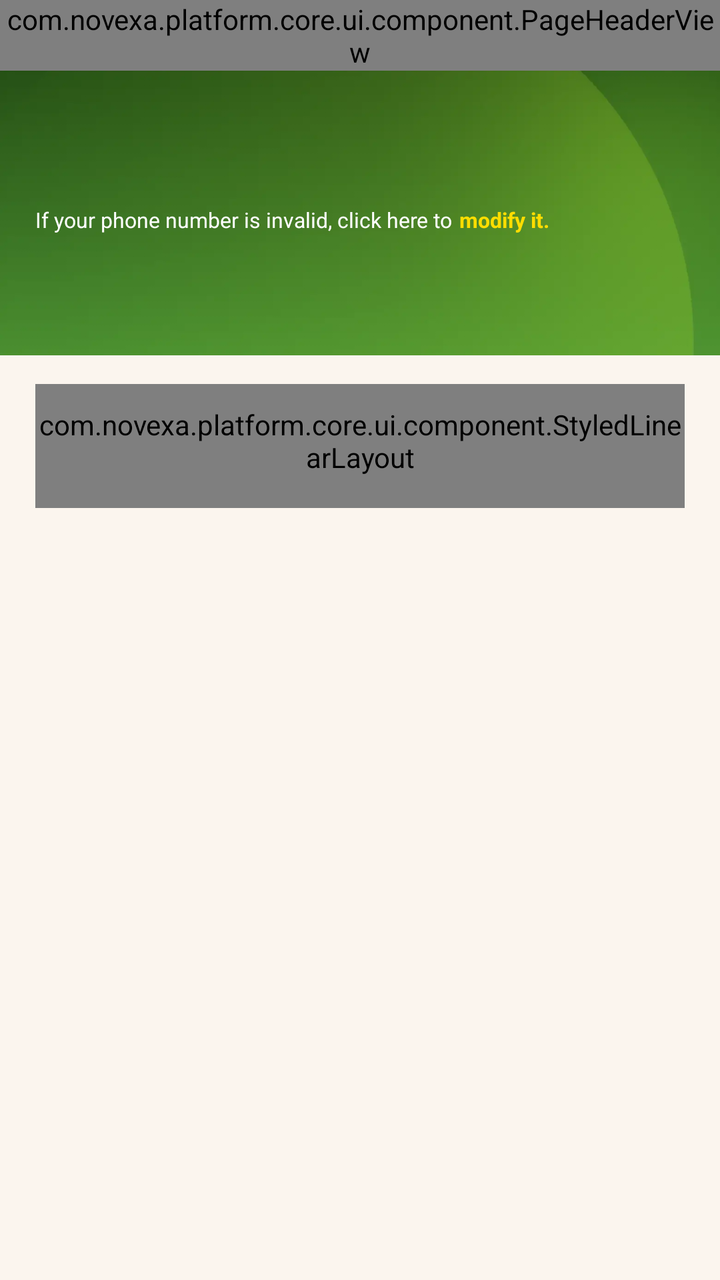
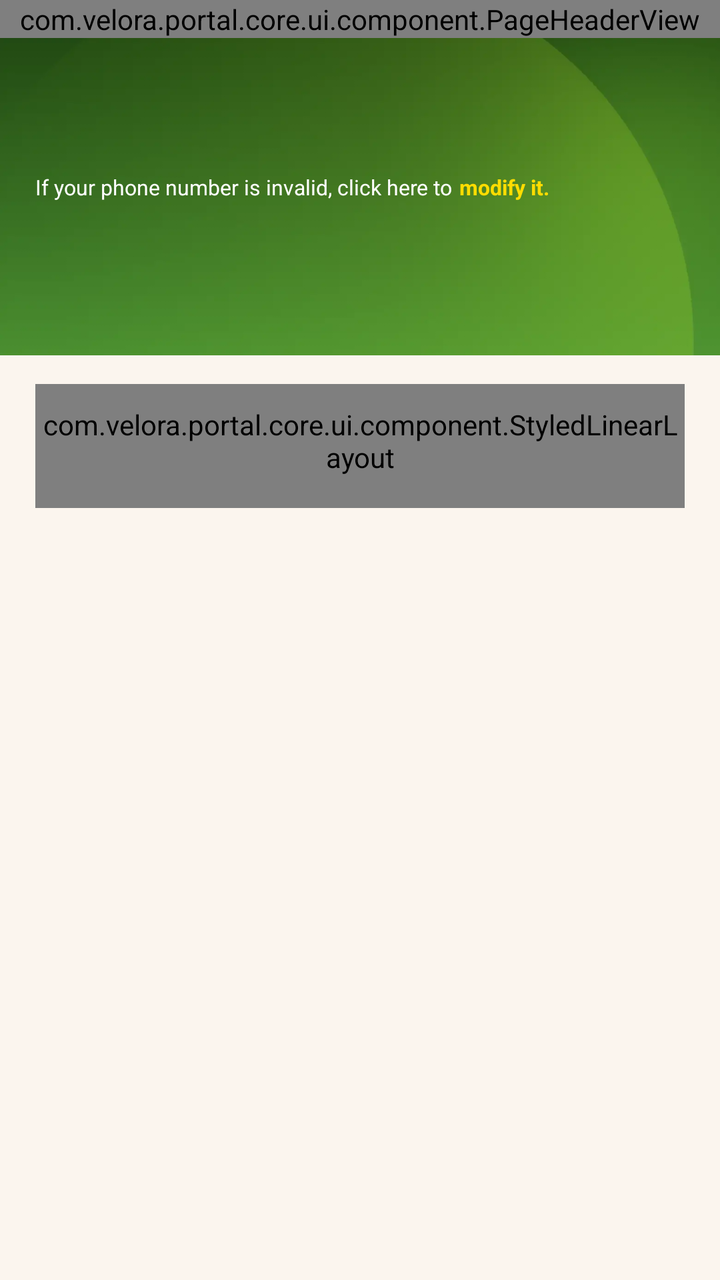

An Android layout rendered at two revisions. The XML below is the earlier revision; the diff shows what the commit changed to produce the second picture.
<!-- AndroidManifest.xml: application theme MyTheme -->
<!-- res/layout/activity_account_access.xml -->
<?xml version="1.0" encoding="utf-8"?>
<androidx.constraintlayout.widget.ConstraintLayout xmlns:android="http://schemas.android.com/apk/res/android"
    xmlns:app="http://schemas.android.com/apk/res-auto"
    android:id="@+id/accountAccessRoot"
    android:layout_width="match_parent"
    android:layout_height="match_parent"
    android:background="@color/page_bg_color1">

    <ImageView
        android:id="@+id/ivLoginTopBackground"
        android:layout_width="match_parent"
        android:layout_height="0dp"
        android:contentDescription="@null"
        android:scaleType="centerCrop"
        android:src="@mipmap/ic_login_top_bg"
        app:layout_constraintBottom_toTopOf="@id/loginHeaderBottom"
        app:layout_constraintTop_toTopOf="parent" />

    <Space
        android:id="@+id/loginHeaderMinHeight"
        android:layout_width="0dp"
        android:layout_height="@dimen/dp_192"
        app:layout_constraintStart_toStartOf="parent"
        app:layout_constraintTop_toTopOf="parent" />

    <com.novexa.platform.core.ui.component.PageHeaderView
        android:id="@+id/accessPageHeader"
        android:layout_width="match_parent"
        android:layout_height="wrap_content"
        app:layout_constraintTop_toTopOf="parent"
        app:navigationIconColor="@color/text_inverse" />

    <TextView
        android:id="@+id/tvAccessHeadline"
        android:layout_width="0dp"
        android:layout_height="wrap_content"
        android:layout_marginStart="@dimen/dp_20"
        android:layout_marginTop="@dimen/dp_30"
        android:layout_marginEnd="@dimen/dp_10"
        android:gravity="start"
        android:textColor="@color/text_inverse"
        android:textSize="@dimen/sp_28"
        android:textStyle="bold"
        app:layout_constraintEnd_toEndOf="parent"
        app:layout_constraintStart_toStartOf="parent"
        app:layout_constraintTop_toBottomOf="@id/accessPageHeader" />

    <LinearLayout
        android:id="@+id/loginPhoneHint"
        android:layout_width="0dp"
        android:layout_height="wrap_content"
        android:layout_marginStart="@dimen/dp_20"
        android:layout_marginTop="@dimen/dp_8"
        android:layout_marginEnd="@dimen/dp_10"
        android:gravity="center_vertical"
        android:orientation="horizontal"
        app:layout_constraintEnd_toEndOf="parent"
        app:layout_constraintStart_toStartOf="parent"
        app:layout_constraintTop_toBottomOf="@id/tvAccessHeadline">

        <TextView
            android:layout_width="wrap_content"
            android:layout_height="wrap_content"
            android:text="@string/login_invalid_phone_hint"
            android:textColor="@color/text_inverse"
            android:textSize="@dimen/sp_12" />

        <TextView
            android:layout_width="wrap_content"
            android:layout_height="wrap_content"
            android:layout_marginStart="@dimen/dp_4"
            android:text="@string/login_modify_phone"
            android:textColor="@color/badge_promotion"
            android:textSize="@dimen/sp_12"
            android:textStyle="bold" />
    </LinearLayout>

    <TextView
        android:id="@+id/tvOtpDescription"
        android:layout_width="0dp"
        android:layout_height="wrap_content"
        android:layout_marginStart="@dimen/dp_24"
        android:layout_marginTop="@dimen/dp_20"
        android:layout_marginEnd="@dimen/dp_24"
        android:gravity="center"
        android:textColor="@color/text_inverse"
        android:textSize="@dimen/sp_16"
        android:visibility="gone"
        app:layout_constraintEnd_toEndOf="parent"
        app:layout_constraintStart_toStartOf="parent"
        app:layout_constraintTop_toBottomOf="@id/accessPageHeader" />

    <androidx.constraintlayout.widget.Barrier
        android:id="@+id/loginHeaderBottom"
        android:layout_width="wrap_content"
        android:layout_height="wrap_content"
        app:barrierAllowsGoneWidgets="false"
        app:barrierDirection="bottom"
        app:barrierMargin="@dimen/dp_8"
        app:constraint_referenced_ids="loginHeaderMinHeight,loginPhoneHint,tvOtpDescription" />

    <androidx.core.widget.NestedScrollView
        android:id="@+id/accessFormScroll"
        android:layout_width="match_parent"
        android:layout_height="0dp"
        android:clipToPadding="false"
        android:fillViewport="false"
        android:paddingStart="@dimen/dp_20"
        android:paddingTop="@dimen/dp_16"
        android:paddingEnd="@dimen/dp_20"
        android:paddingBottom="@dimen/dp_24"
        app:layout_constraintBottom_toBottomOf="parent"
        app:layout_constraintTop_toTopOf="@id/loginHeaderBottom">

        <com.novexa.platform.core.ui.component.StyledLinearLayout
            android:layout_width="match_parent"
            android:layout_height="wrap_content"
            android:orientation="vertical"
            android:paddingTop="@dimen/dp_12"
            android:paddingBottom="@dimen/dp_18"
            app:radius="@dimen/dp_30"
            app:solidColor="@color/text_inverse">

            <com.novexa.platform.core.ui.component.FormItemView
                android:id="@+id/formPhone"
                android:layout_width="match_parent"
                android:layout_height="wrap_content"
                app:editMaxLength="11"
                app:errorText="@string/phone_number_required"
                app:hintText="@string/phone_number"
                app:inputBackgroundColor="@color/text_inverse"
                app:inputFocusedStrokeColor="@color/text_primary"
                app:inputStrokeColor="@color/border_default"
                app:inputType="phone"
                app:prefixText="+63"
                app:titleText="@string/phone_number" />

            <com.novexa.platform.core.ui.component.FormItemView
                android:id="@+id/formOtp"
                android:layout_width="match_parent"
                android:layout_height="wrap_content"
                android:visibility="gone"
                app:editMaxLength="10"
                app:errorText="@string/verification_code_required"
                app:hintText="@string/otp_enter"
                app:inputBackgroundColor="@color/text_inverse"
                app:inputFocusedStrokeColor="@color/text_primary"
                app:inputStrokeColor="@color/border_default"
                app:inputType="number"
                app:titleText="@string/otp" />

            <TextView
                android:id="@+id/tvResendOtp"
                android:layout_width="match_parent"
                android:layout_height="wrap_content"
                android:layout_marginTop="@dimen/dp_16"
                android:gravity="center"
                android:textColor="@color/text_secondary"
                android:textSize="@dimen/sp_14"
                android:visibility="gone" />

            <com.novexa.platform.core.ui.component.StatefulActionButton
                android:id="@+id/tvLogin"
                android:layout_width="match_parent"
                android:layout_height="@dimen/dp_54"
                android:layout_marginHorizontal="@dimen/dp_16"
                android:layout_marginTop="@dimen/dp_16"
                android:gravity="center"
                android:text="@string/lets_go"
                android:textSize="@dimen/sp_18"
                android:textStyle="bold"
                app:buttonRadius="@dimen/dp_16"
                app:buttonSolidColor="@color/brand_primary" />

            <LinearLayout
                android:layout_width="match_parent"
                android:layout_height="wrap_content"
                android:layout_marginStart="@dimen/dp_16"
                android:layout_marginTop="@dimen/dp_16"
                android:layout_marginEnd="@dimen/dp_16"
                android:gravity="top"
                android:orientation="horizontal">

                <com.novexa.platform.core.ui.component.SelectableImageView
                    android:id="@+id/cbAccept"
                    android:layout_width="@dimen/dp_20"
                    android:layout_height="@dimen/dp_20"
                    android:contentDescription="@null"
                    android:padding="@dimen/dp_2"
                    android:src="@mipmap/ic_check_normal"
                    app:srcSelected="@mipmap/ic_check_select" />

                <TextView
                    android:id="@+id/tvAccept"
                    android:layout_width="0dp"
                    android:layout_height="wrap_content"
                    android:layout_marginStart="@dimen/dp_8"
                    android:layout_weight="1"
                    android:text="@string/accept_policy"
                    android:textColor="@color/text_secondary"
                    android:textSize="@dimen/sp_12" />
            </LinearLayout>
        </com.novexa.platform.core.ui.component.StyledLinearLayout>
    </androidx.core.widget.NestedScrollView>
</androidx.constraintlayout.widget.ConstraintLayout>
<!-- resources referenced by this layout -->
<resources>
  <color name="badge_promotion">#FFDD00</color>
  <color name="border_default">#D2D5DA</color>
  <color name="brand_primary">#396401</color>
  <color name="page_bg_color1">#FBF5EE</color>
  <color name="text_inverse">#FFFFFFFF</color>
  <color name="text_primary">#111827</color>
  <color name="text_secondary">#6D7280</color>
  <dimen name="dp_10">10dp</dimen>
  <dimen name="dp_12">12dp</dimen>
  <dimen name="dp_16">16dp</dimen>
  <dimen name="dp_18">18dp</dimen>
  <dimen name="dp_192">192dp</dimen>
  <dimen name="dp_2">2dp</dimen>
  <dimen name="dp_20">20dp</dimen>
  <dimen name="dp_24">24dp</dimen>
  <dimen name="dp_30">30dp</dimen>
  <dimen name="dp_4">4dp</dimen>
  <dimen name="dp_54">54dp</dimen>
  <dimen name="dp_8">8dp</dimen>
  <dimen name="sp_12">12sp</dimen>
  <dimen name="sp_14">14sp</dimen>
  <dimen name="sp_16">16sp</dimen>
  <dimen name="sp_18">18sp</dimen>
  <dimen name="sp_28">28sp</dimen>
  <!-- mipmap ic_check_normal: webp bitmap (mipmap-xxxhdpi, 304 bytes) -->
  <!-- mipmap ic_check_select: webp bitmap (mipmap-xxxhdpi, 538 bytes) -->
  <!-- mipmap ic_login_top_bg: webp bitmap (mipmap-xxxhdpi, 110342 bytes) -->
  <string name="accept_policy">I have read and accepted the %s and %s</string>
  <string name="lets_go">Let\'s go</string>
  <string name="login_invalid_phone_hint">If your phone number is invalid, click here to</string>
  <string name="login_modify_phone">modify it.</string>
  <string name="otp">OTP</string>
  <string name="otp_enter">Enter OTP</string>
  <string name="phone_number">Phone Number</string>
  <string name="phone_number_required">Please enter your phone number.</string>
  <string name="verification_code_required">Please enter the verification code.</string>
  <style name="MyTheme" parent="Theme.MaterialComponents.DayNight.NoActionBar">
          <item name="android:windowBackground">@color/surface_primary</item>
          <item name="android:statusBarColor">@color/surface_primary</item>
          <item name="android:navigationBarColor">@color/surface_primary</item>
          <item name="android:windowTranslucentStatus">false</item>
          <item name="android:windowTranslucentNavigation">false</item>
          <item name="editTextStyle">@style/AppEditTextStyle</item>
          <item name="android:editTextStyle">@style/AppEditTextStyle</item>
      </style>
  <color name="surface_primary">#FFFFFFFF</color>
  <style name="AppEditTextStyle" parent="@style/Widget.AppCompat.EditText">
          <item name="android:textCursorDrawable">@drawable/input_cursor_color_7087f8</item>
      </style>
  <!-- drawable input_cursor_color_7087f8 (drawable) -->
  <?xml version="1.0" encoding="utf-8"?>
  <shape xmlns:android="http://schemas.android.com/apk/res/android">
      <size android:width="@dimen/dp_2" />
      <solid android:color="@color/brand_primary" />
  </shape>
</resources>

<!-- the commit's change to res/layout/activity_account_access.xml (unified diff, before → after) -->
@@ -23,7 +23,7 @@
         app:layout_constraintStart_toStartOf="parent"
         app:layout_constraintTop_toTopOf="parent" />
 
-    <com.novexa.platform.core.ui.component.PageHeaderView
+    <com.velora.portal.core.ui.component.PageHeaderView
         android:id="@+id/accessPageHeader"
         android:layout_width="match_parent"
         android:layout_height="wrap_content"
@@ -112,7 +112,7 @@
         app:layout_constraintBottom_toBottomOf="parent"
         app:layout_constraintTop_toTopOf="@id/loginHeaderBottom">
 
-        <com.novexa.platform.core.ui.component.StyledLinearLayout
+        <com.velora.portal.core.ui.component.StyledLinearLayout
             android:layout_width="match_parent"
             android:layout_height="wrap_content"
             android:orientation="vertical"
@@ -121,7 +121,7 @@
             app:radius="@dimen/dp_30"
             app:solidColor="@color/text_inverse">
 
-            <com.novexa.platform.core.ui.component.FormItemView
+            <com.velora.portal.core.ui.component.FormItemView
                 android:id="@+id/formPhone"
                 android:layout_width="match_parent"
                 android:layout_height="wrap_content"
@@ -135,7 +135,7 @@
                 app:prefixText="+63"
                 app:titleText="@string/phone_number" />
 
-            <com.novexa.platform.core.ui.component.FormItemView
+            <com.velora.portal.core.ui.component.FormItemView
                 android:id="@+id/formOtp"
                 android:layout_width="match_parent"
                 android:layout_height="wrap_content"
@@ -159,7 +159,7 @@
                 android:textSize="@dimen/sp_14"
                 android:visibility="gone" />
 
-            <com.novexa.platform.core.ui.component.StatefulActionButton
+            <com.velora.portal.core.ui.component.StatefulActionButton
                 android:id="@+id/tvLogin"
                 android:layout_width="match_parent"
                 android:layout_height="@dimen/dp_54"
@@ -181,7 +181,7 @@
                 android:gravity="top"
                 android:orientation="horizontal">
 
-                <com.novexa.platform.core.ui.component.SelectableImageView
+                <com.velora.portal.core.ui.component.SelectableImageView
                     android:id="@+id/cbAccept"
                     android:layout_width="@dimen/dp_20"
                     android:layout_height="@dimen/dp_20"
@@ -200,6 +200,6 @@
                     android:textColor="@color/text_secondary"
                     android:textSize="@dimen/sp_12" />
             </LinearLayout>
-        </com.novexa.platform.core.ui.component.StyledLinearLayout>
+        </com.velora.portal.core.ui.component.StyledLinearLayout>
     </androidx.core.widget.NestedScrollView>
 </androidx.constraintlayout.widget.ConstraintLayout>
